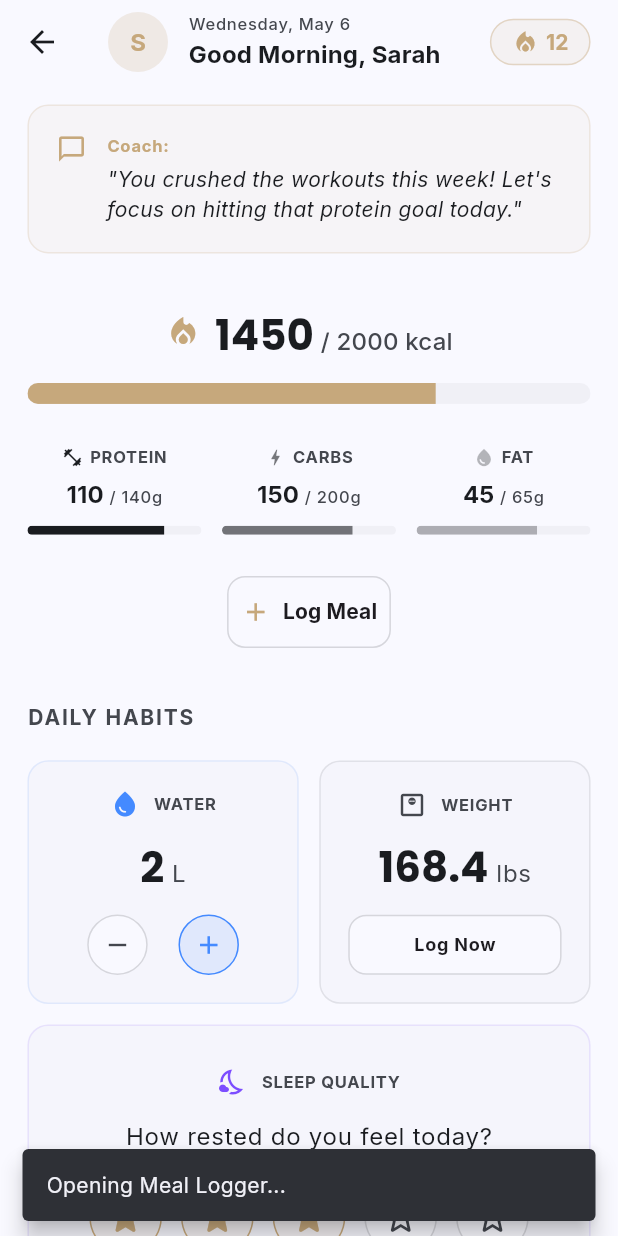
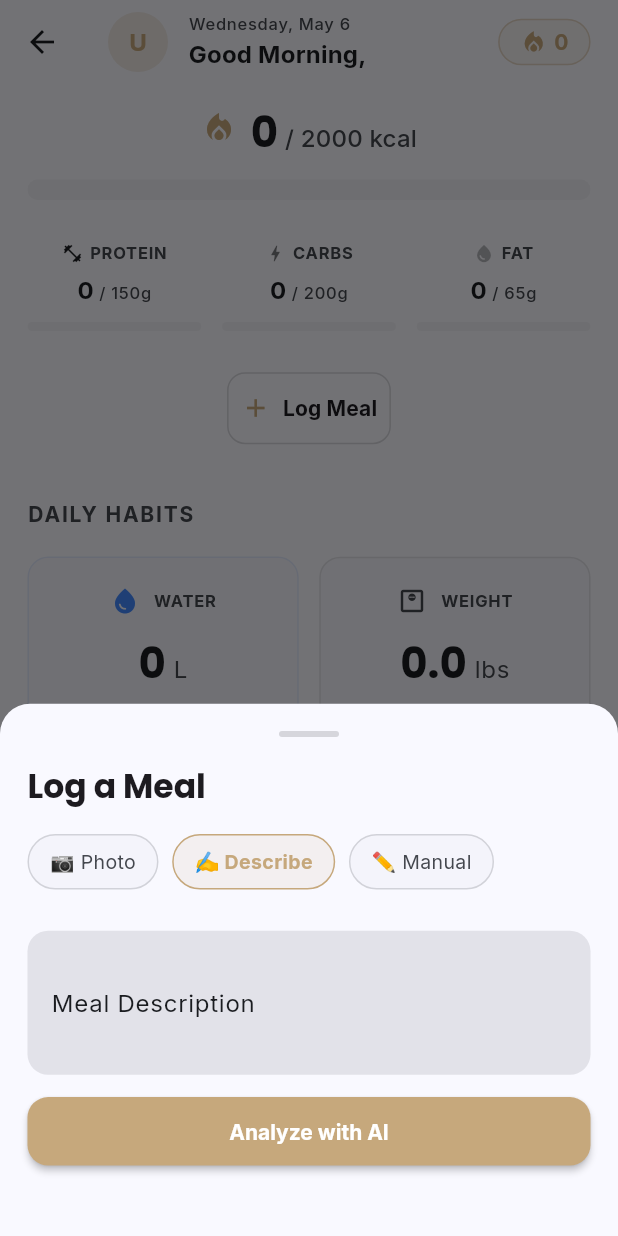
Before and after one commit to dsouli00/valence, a Flutter app: the ClientHomeScreen screen opened directly, after a tap on "Log Meal", on a phone screen of 412 x 824 dp. Run offline on Flutter 3.47's test engine with Material 3 defaults, Android fonts, the phone set to English and light mode, and no system bars; our stand-ins replace cloud_firestore, firebase_auth, firebase_core, flutter_screenutil, flutter_svg, google_fonts and 4 more; accounts and stored records are empty; statements that could not run were skipped.

Commit message:
Step 1+2: wire ClientHomeScreen to Firestore + add LogMealBottomSheet
Agent-Logs-Url: https://github.com/dsouli00/valence/sessions/530a25dc-e95b-4dff-b7e0-854c411f2678

Co-authored-by: dsouli00 <175624220+dsouli00@users.noreply.github.com>

```diff
--- a/lib/pages/client/client_home_screen.dart
+++ b/lib/pages/client/client_home_screen.dart
@@ -1,6 +1,12 @@
 import 'package:flutter/material.dart';
 import 'package:flutter/services.dart';
+import 'package:provider/provider.dart';
+import '../../models/daily_log_model.dart';
+import '../../models/target_macros.dart';
+import '../../providers/auth_provider.dart';
+import '../../services/firestore_service.dart';
 import '../../theme/app_theme.dart';
+import 'log_meal_bottom_sheet.dart';
 
 class ClientHomeScreen extends StatefulWidget {
   const ClientHomeScreen({super.key});
@@ -10,28 +16,62 @@ class ClientHomeScreen extends StatefulWidget {
 }
 
 class _ClientHomeScreenState extends State<ClientHomeScreen> {
-  // ── MOCK STATE ─────────────────────────────────────────────────
-  // Using local state to make the buttons visually interactive
-  int _waterLiters = 2;
-  int _sleepRating = 3;
-  final double _weight = 168.4;
+  int _waterLiters = 0;
+  int _sleepRating = 0;
+  final _firestoreService = FirestoreService();
 
-  final _mockUser = _MockUser(
-    name: 'Sarah Johnson',
-    currentStreak: 12,
-    targetMacros: _MockMacros(calories: 2000, protein: 140, carbs: 200, fat: 65),
-  );
+  @override
+  void initState() {
+    super.initState();
+    WidgetsBinding.instance.addPostFrameCallback((_) => _initLog());
+  }
 
-  final _mockLog = _MockLog(
-    coachNote: "You crushed the workouts this week! Let's focus on hitting that protein goal today.",
-    consumedMacros: _MockMacros(calories: 1450, protein: 110, carbs: 150, fat: 45),
-  );
+  Future<void> _initLog() async {
+    final user = context.read<AuthProvider>().currentUser;
+    if (user == null) return;
+    try {
+      final log = await _firestoreService.getOrCreateTodayLog(
+        user.uid,
+        user.coachId ?? '',
+      );
+      if (mounted) {
+        setState(() {
+          _waterLiters = (log.waterLiters ?? 0).round();
+          _sleepRating = log.sleepRating ?? 0;
+        });
+      }
+    } catch (_) {}
+  }
 
-  void _showMockDialog(String message) {
-    ScaffoldMessenger.of(context).showSnackBar(
-      SnackBar(
-        content: Text(message),
-        behavior: SnackBarBehavior.floating,
+  void _showWeightDialog() {
+    final controller = TextEditingController();
+    final uid = context.read<AuthProvider>().currentUser!.uid;
+    showDialog(
+      context: context,
+      builder: (ctx) => AlertDialog(
+        title: const Text('Log Weight'),
+        content: TextField(
+          controller: controller,
+          keyboardType: const TextInputType.numberWithOptions(decimal: true),
+          decoration: const InputDecoration(hintText: 'Enter your weight'),
+          autofocus: true,
+        ),
+        actions: [
+          TextButton(
+            onPressed: () => Navigator.pop(ctx),
+            child: const Text('Cancel'),
+          ),
+          TextButton(
+            onPressed: () {
+              final value = double.tryParse(controller.text);
+              if (value != null) {
+                _firestoreService.updateWeight(uid, value);
+                Navigator.pop(ctx);
+              }
+            },
+            child: const Text('Save'),
+          ),
+        ],
       ),
     );
   }
@@ -42,14 +82,12 @@ class _ClientHomeScreenState extends State<ClientHomeScreen> {
     final colorScheme = theme.colorScheme;
     final textTheme = theme.textTheme;
 
-    final targets = _mockUser.targetMacros;
-    final log = _mockLog;
+    final user = context.watch<AuthProvider>().currentUser!;
+    final targets = user.targetMacros ?? const TargetMacros();
 
-    // First name only for the greeting
-    final firstName = _mockUser.name.split(' ').first;
+    final firstName = user.name.split(' ').first;
     final initial = firstName.isNotEmpty ? firstName[0].toUpperCase() : 'U';
 
-    // Day/date label
     final now = DateTime.now();
     final days = ['Monday','Tuesday','Wednesday','Thursday','Friday','Saturday','Sunday'];
     final months = ['Jan','Feb','Mar','Apr','May','Jun','Jul','Aug','Sep','Oct','Nov','Dec'];
@@ -58,14 +96,26 @@ class _ClientHomeScreenState extends State<ClientHomeScreen> {
     return Scaffold(
       backgroundColor: colorScheme.surface,
       appBar: _buildAppBar(
-        theme, textTheme, initial, firstName, dayLabel, _mockUser.currentStreak,
+        theme, textTheme, initial, firstName, dayLabel, user.currentStreak ?? 0,
       ),
       body: SafeArea(
-        child: _buildBody(
-          context, theme, textTheme, colorScheme, log.coachNote,
-          log.consumedMacros.calories, log.consumedMacros.protein,
-          log.consumedMacros.carbs, log.consumedMacros.fat,
-          targets, _waterLiters, _sleepRating, _weight,
+        child: StreamBuilder<DailyLog>(
+          stream: _firestoreService.streamTodayLog(user.uid),
+          builder: (context, snapshot) {
+            final log = snapshot.data;
+            return _buildBody(
+              context, theme, textTheme, colorScheme,
+              log?.coachNote,
+              log?.totalCalories ?? 0,
+              log?.totalProtein.toInt() ?? 0,
+              log?.totalCarbs.toInt() ?? 0,
+              log?.totalFat.toInt() ?? 0,
+              targets,
+              _waterLiters,
+              _sleepRating,
+              log?.weightKg,
+            );
+          },
         ),
       ),
     );
@@ -162,7 +212,7 @@ class _ClientHomeScreenState extends State<ClientHomeScreen> {
       int currentProtein,
       int currentCarbs,
       int currentFat,
-      _MockMacros targets,
+      TargetMacros targets,
       int waterLiters,
       int sleepRating,
       double? weight,
@@ -273,7 +323,7 @@ class _ClientHomeScreenState extends State<ClientHomeScreen> {
       int currentProtein,
       int currentCarbs,
       int currentFat,
-      _MockMacros targets,
+      TargetMacros targets,
       ) {
     final isCalOver = currentCals > targets.calories;
     final calOverage = currentCals - targets.calories;
@@ -359,7 +409,18 @@ class _ClientHomeScreenState extends State<ClientHomeScreen> {
         SizedBox(
           height: 48,
           child: OutlinedButton.icon(
-            onPressed: () => _showMockDialog("Opening Meal Logger..."),
+            onPressed: () {
+              final user = context.read<AuthProvider>().currentUser!;
+              showModalBottomSheet(
+                context: context,
+                isScrollControlled: true,
+                backgroundColor: Colors.transparent,
+                builder: (_) => LogMealBottomSheet(
+                  clientId: user.uid,
+                  coachId: user.coachId ?? '',
+                ),
+              );
+            },
             style: OutlinedButton.styleFrom(
               foregroundColor: theme.colorScheme.onSurface,
               side: BorderSide(
@@ -498,6 +559,10 @@ class _ClientHomeScreenState extends State<ClientHomeScreen> {
                 if (_waterLiters > 0) {
                   setState(() => _waterLiters--);
                   HapticFeedback.lightImpact();
+                  _firestoreService.updateWater(
+                    context.read<AuthProvider>().currentUser!.uid,
+                    _waterLiters.toDouble(),
+                  );
                 }
               }),
               _buildRoundButton(
@@ -506,6 +571,10 @@ class _ClientHomeScreenState extends State<ClientHomeScreen> {
                     () {
                   setState(() => _waterLiters++);
                   HapticFeedback.lightImpact();
+                  _firestoreService.updateWater(
+                    context.read<AuthProvider>().currentUser!.uid,
+                    _waterLiters.toDouble(),
+                  );
                 },
                 isPrimary: true,
                 color: Colors.blueAccent,
@@ -571,7 +640,7 @@ class _ClientHomeScreenState extends State<ClientHomeScreen> {
             height: 40,
             width: double.infinity,
             child: ElevatedButton(
-              onPressed: () => _showMockDialog("Opening Weight Logger..."),
+              onPressed: () => _showWeightDialog(),
               style: ElevatedButton.styleFrom(
                 backgroundColor: theme.colorScheme.surface,
                 foregroundColor: AppColors.secondaryColor,
@@ -641,6 +710,10 @@ class _ClientHomeScreenState extends State<ClientHomeScreen> {
                 onTap: () {
                   setState(() => _sleepRating = index + 1);
                   HapticFeedback.lightImpact();
+                  _firestoreService.updateSleep(
+                    context.read<AuthProvider>().currentUser!.uid,
+                    index + 1,
+                  );
                 },
                 child: AnimatedContainer(
                   duration: const Duration(milliseconds: 200),
@@ -707,43 +780,3 @@ class _ClientHomeScreenState extends State<ClientHomeScreen> {
     );
   }
 }
-
-// ─────────────────────────────────────────────────────────────────────────────
-// PRIVATE MOCK CLASSES
-// ─────────────────────────────────────────────────────────────────────────────
-
-class _MockUser {
-  final String name;
-  final int currentStreak;
-  final _MockMacros targetMacros;
-
-  _MockUser({
-    required this.name,
-    required this.currentStreak,
-    required this.targetMacros,
-  });
-}
-
-class _MockMacros {
-  final int calories;
-  final int protein;
-  final int carbs;
-  final int fat;
-
-  _MockMacros({
-    required this.calories,
-    required this.protein,
-    required this.carbs,
-    required this.fat,
-  });
-}
-
-class _MockLog {
-  final String coachNote;
-  final _MockMacros consumedMacros;
-
-  _MockLog({
-    required this.coachNote,
-    required this.consumedMacros,
-  });
-}
--- /dev/null
+++ b/lib/pages/client/log_meal_bottom_sheet.dart
@@ -0,0 +1,465 @@
+import 'dart:typed_data';
+import 'package:flutter/material.dart';
+import 'package:flutter/services.dart';
+import 'package:image_picker/image_picker.dart';
+import '../../models/enums.dart';
+import '../../models/meal_model.dart';
+import '../../services/firestore_service.dart';
+import '../../services/food_ai_service.dart';
+import '../../theme/app_theme.dart';
+
+enum _LogMode { photo, describe, manual }
+
+class LogMealBottomSheet extends StatefulWidget {
+  final String clientId;
+  final String coachId;
+
+  const LogMealBottomSheet({
+    super.key,
+    required this.clientId,
+    required this.coachId,
+  });
+
+  @override
+  State<LogMealBottomSheet> createState() => _LogMealBottomSheetState();
+}
+
+class _LogMealBottomSheetState extends State<LogMealBottomSheet> {
+  _LogMode _mode = _LogMode.describe;
+  bool _isAnalyzing = false;
+  bool _isSaving = false;
+  bool _showResult = false;
+
+  Uint8List? _imageBytes;
+  MealConfidence _aiConfidence = MealConfidence.manual;
+
+  final _descriptionController = TextEditingController();
+  final _nameController = TextEditingController();
+  final _calsController = TextEditingController();
+  final _proteinController = TextEditingController();
+  final _carbsController = TextEditingController();
+  final _fatController = TextEditingController();
+
+  final _firestoreService = FirestoreService();
+  final _foodAiService = FoodAiService();
+  final _imagePicker = ImagePicker();
+
+  @override
+  void dispose() {
+    _descriptionController.dispose();
+    _nameController.dispose();
+    _calsController.dispose();
+    _proteinController.dispose();
+    _carbsController.dispose();
+    _fatController.dispose();
+    super.dispose();
+  }
+
+  Future<void> _pickImage(ImageSource source) async {
+    try {
+      final picked = await _imagePicker.pickImage(
+        source: source,
+        maxWidth: 1024,
+        maxHeight: 1024,
+        imageQuality: 85,
+      );
+      if (picked == null) return;
+      final bytes = await picked.readAsBytes();
+      setState(() {
+        _imageBytes = bytes;
+        _showResult = false;
+      });
+    } catch (e) {
+      _showError('Could not access camera/gallery.');
+    }
+  }
+
+  Future<void> _analyzeFood() async {
+    final description = _descriptionController.text.trim();
+    if (_mode == _LogMode.photo && _imageBytes == null) {
+      _showError('Please select an image first.');
+      return;
+    }
+    if (_mode == _LogMode.describe && description.isEmpty) {
+      _showError('Please describe your meal.');
+      return;
+    }
+
+    setState(() => _isAnalyzing = true);
+    try {
+      final result = await _foodAiService.analyzeFood(
+        description: _mode == _LogMode.describe ? description : null,
+        imageBytes: _mode == _LogMode.photo ? _imageBytes : null,
+      );
+      if (result != null) {
+        _nameController.text = result['name'] ?? '';
+        _calsController.text = '${result['calories'] ?? ''}';
+        _proteinController.text = '${result['protein'] ?? ''}';
+        _carbsController.text = '${result['carbs'] ?? ''}';
+        _fatController.text = '${result['fat'] ?? ''}';
+        final confidenceStr = result['confidence'] as String?;
+        _aiConfidence = confidenceStr == 'high'
+            ? MealConfidence.high
+            : confidenceStr == 'medium'
+                ? MealConfidence.medium
+                : MealConfidence.low;
+        setState(() => _showResult = true);
+      }
+    } catch (e) {
+      _showError(e.toString().replaceFirst('Exception: ', ''));
+    } finally {
+      setState(() => _isAnalyzing = false);
+    }
+  }
+
+  Future<void> _saveMeal() async {
+    final name = _nameController.text.trim();
+    final cals = int.tryParse(_calsController.text);
+    final protein = double.tryParse(_proteinController.text);
+    final carbs = double.tryParse(_carbsController.text);
+    final fat = double.tryParse(_fatController.text);
+
+    if (name.isEmpty || cals == null || protein == null || carbs == null || fat == null) {
+      _showError('Please fill in all fields.');
+      return;
+    }
+
+    setState(() => _isSaving = true);
+    try {
+      final meal = Meal(
+        id: DateTime.now().millisecondsSinceEpoch.toString(),
+        name: name,
+        calories: cals,
+        protein: protein,
+        carbs: carbs,
+        fat: fat,
+        aiConfidence: _mode == _LogMode.manual ? MealConfidence.manual : _aiConfidence,
+        loggedAt: DateTime.now(),
+      );
+      await _firestoreService.addMealToLog(widget.clientId, meal);
+      if (mounted) Navigator.pop(context);
+    } catch (e) {
+      _showError('Failed to save meal.');
+    } finally {
+      if (mounted) setState(() => _isSaving = false);
+    }
+  }
+
+  void _showError(String message) {
+    ScaffoldMessenger.of(context).showSnackBar(
+      SnackBar(content: Text(message), behavior: SnackBarBehavior.floating),
+    );
+  }
+
+  void _switchMode(_LogMode mode) {
+    setState(() {
+      _mode = mode;
+      _showResult = mode == _LogMode.manual;
+      _imageBytes = null;
+    });
+  }
+
+  @override
+  Widget build(BuildContext context) {
+    final theme = Theme.of(context);
+    final colorScheme = theme.colorScheme;
+    final textTheme = theme.textTheme;
+
+    return Container(
+      decoration: BoxDecoration(
+        color: colorScheme.surface,
+        borderRadius: const BorderRadius.vertical(top: Radius.circular(20)),
+      ),
+      padding: EdgeInsets.only(
+        bottom: MediaQuery.of(context).viewInsets.bottom + AppSpacing.p16,
+        top: AppSpacing.p16,
+        left: AppSpacing.p16,
+        right: AppSpacing.p16,
+      ),
+      child: SingleChildScrollView(
+        child: Column(
+          mainAxisSize: MainAxisSize.min,
+          crossAxisAlignment: CrossAxisAlignment.start,
+          children: [
+            Center(
+              child: Container(
+                width: 40,
+                height: 4,
+                decoration: BoxDecoration(
+                  color: colorScheme.onSurfaceVariant.withAlpha(50),
+                  borderRadius: BorderRadius.circular(2),
+                ),
+              ),
+            ),
+            SizedBox(height: AppSpacing.p16),
+            Text('Log a Meal',
+                style: textTheme.titleLarge?.copyWith(fontWeight: FontWeight.bold)),
+            SizedBox(height: AppSpacing.p16),
+
+            // Mode selector
+            Row(
+              children: [
+                _ModeChip(
+                  label: '📷 Photo',
+                  selected: _mode == _LogMode.photo,
+                  onTap: () => _switchMode(_LogMode.photo),
+                ),
+                SizedBox(width: AppSpacing.p8),
+                _ModeChip(
+                  label: '✍️ Describe',
+                  selected: _mode == _LogMode.describe,
+                  onTap: () => _switchMode(_LogMode.describe),
+                ),
+                SizedBox(width: AppSpacing.p8),
+                _ModeChip(
+                  label: '✏️ Manual',
+                  selected: _mode == _LogMode.manual,
+                  onTap: () => _switchMode(_LogMode.manual),
+                ),
+              ],
+            ),
+            SizedBox(height: AppSpacing.p24),
+
+            if (_mode == _LogMode.photo) _buildPhotoMode(theme, colorScheme),
+            if (_mode == _LogMode.describe) _buildDescribeMode(colorScheme),
+            if (_mode == _LogMode.manual) _buildResultFields(),
+
+            if (_showResult && _mode != _LogMode.manual) ...[
+              SizedBox(height: AppSpacing.p16),
+              Text(
+                'Edit & Confirm',
+                style: textTheme.labelLarge?.copyWith(
+                  color: colorScheme.onSurfaceVariant,
+                  fontWeight: FontWeight.bold,
+                ),
+              ),
+              SizedBox(height: AppSpacing.p12),
+              _buildResultFields(),
+            ],
+
+            SizedBox(height: AppSpacing.p24),
+
+            if (_showResult || _mode == _LogMode.manual)
+              SizedBox(
+                width: double.infinity,
+                child: ElevatedButton(
+                  onPressed: _isSaving ? null : _saveMeal,
+                  child: _isSaving
+                      ? SizedBox(
+                          height: 20,
+                          width: 20,
+                          child: CircularProgressIndicator(
+                            strokeWidth: 2,
+                            color: colorScheme.onPrimary,
+                          ),
+                        )
+                      : Text(
+                          "Add to Today's Log",
+                          style: Theme.of(context)
+                              .textTheme
+                              .titleMedium
+                              ?.copyWith(fontWeight: FontWeight.w700),
+                        ),
+                ),
+              ),
+          ],
+        ),
+      ),
+    );
+  }
+
+  Widget _buildPhotoMode(ThemeData theme, ColorScheme colorScheme) {
+    return Column(
+      children: [
+        if (_imageBytes != null) ...[
+          ClipRRect(
+            borderRadius: AppTheme.defaultBorderRadius,
+            child: Image.memory(
+              _imageBytes!,
+              height: 180,
+              width: double.infinity,
+              fit: BoxFit.cover,
+            ),
+          ),
+          SizedBox(height: AppSpacing.p12),
+        ],
+        Row(
+          children: [
+            Expanded(
+              child: OutlinedButton.icon(
+                onPressed: () => _pickImage(ImageSource.camera),
+                icon: const Icon(Icons.camera_alt_outlined, size: 20),
+                label: const Text('Camera'),
+              ),
+            ),
+            SizedBox(width: AppSpacing.p12),
+            Expanded(
+              child: OutlinedButton.icon(
+                onPressed: () => _pickImage(ImageSource.gallery),
+                icon: const Icon(Icons.photo_library_outlined, size: 20),
+                label: const Text('Gallery'),
+              ),
+            ),
+          ],
+        ),
+        if (_imageBytes != null) ...[
+          SizedBox(height: AppSpacing.p12),
+          SizedBox(
+            width: double.infinity,
+            child: ElevatedButton(
+              onPressed: _isAnalyzing ? null : _analyzeFood,
+              child: _isAnalyzing
+                  ? const SizedBox(
+                      height: 20,
+                      width: 20,
+                      child: CircularProgressIndicator(strokeWidth: 2),
+                    )
+                  : const Text('Analyze Photo'),
+            ),
+          ),
+        ],
+      ],
+    );
+  }
+
+  Widget _buildDescribeMode(ColorScheme colorScheme) {
+    return Column(
+      children: [
+        TextField(
+          controller: _descriptionController,
+          maxLines: 3,
+          decoration: const InputDecoration(
+            hintText: 'e.g. "2 eggs, toast with butter, orange juice"',
+            labelText: 'Meal Description',
+          ),
+        ),
+        SizedBox(height: AppSpacing.p12),
+        SizedBox(
+          width: double.infinity,
+          child: ElevatedButton(
+            onPressed: _isAnalyzing ? null : _analyzeFood,
+            child: _isAnalyzing
+                ? const SizedBox(
+                    height: 20,
+                    width: 20,
+                    child: CircularProgressIndicator(strokeWidth: 2),
+                  )
+                : const Text('Analyze with AI'),
+          ),
+        ),
+      ],
+    );
+  }
+
+  Widget _buildResultFields() {
+    return Column(
+      children: [
+        TextField(
+          controller: _nameController,
+          decoration: const InputDecoration(
+            labelText: 'Meal Name',
+            prefixIcon: Icon(Icons.restaurant_outlined),
+          ),
+        ),
+        SizedBox(height: AppSpacing.p12),
+        Row(
+          children: [
+            Expanded(
+              child: TextField(
+                controller: _calsController,
+                keyboardType: TextInputType.number,
+                inputFormatters: [FilteringTextInputFormatter.digitsOnly],
+                decoration: const InputDecoration(
+                  labelText: 'Calories',
+                  suffixText: 'kcal',
+                ),
+              ),
+            ),
+            SizedBox(width: AppSpacing.p12),
+            Expanded(
+              child: TextField(
+                controller: _proteinController,
+                keyboardType: const TextInputType.numberWithOptions(decimal: true),
+                decoration: const InputDecoration(
+                  labelText: 'Protein',
+                  suffixText: 'g',
+                ),
+              ),
+            ),
+          ],
+        ),
+        SizedBox(height: AppSpacing.p12),
+        Row(
+          children: [
+            Expanded(
+              child: TextField(
+                controller: _carbsController,
+                keyboardType: const TextInputType.numberWithOptions(decimal: true),
+                decoration: const InputDecoration(
+                  labelText: 'Carbs',
+                  suffixText: 'g',
+                ),
+              ),
+            ),
+            SizedBox(width: AppSpacing.p12),
+            Expanded(
+              child: TextField(
+                controller: _fatController,
+                keyboardType: const TextInputType.numberWithOptions(decimal: true),
+                decoration: const InputDecoration(
+                  labelText: 'Fat',
+                  suffixText: 'g',
+                ),
+              ),
+            ),
+          ],
+        ),
+      ],
+    );
+  }
+}
+
+class _ModeChip extends StatelessWidget {
+  final String label;
+  final bool selected;
+  final VoidCallback onTap;
+
+  const _ModeChip({
+    required this.label,
+    required this.selected,
+    required this.onTap,
+  });
+
+  @override
+  Widget build(BuildContext context) {
+    final colorScheme = Theme.of(context).colorScheme;
+    return GestureDetector(
+      onTap: onTap,
+      child: AnimatedContainer(
+        duration: const Duration(milliseconds: 200),
+        padding: const EdgeInsets.symmetric(horizontal: 14, vertical: 8),
+        decoration: BoxDecoration(
+          color: selected
+              ? AppColors.secondaryColor.withAlpha(30)
+              : colorScheme.surfaceContainerHighest.withAlpha(50),
+          borderRadius: BorderRadius.circular(20),
+          border: Border.all(
+            color: selected
+                ? AppColors.secondaryColor
+                : colorScheme.onSurfaceVariant.withAlpha(50),
+          ),
+        ),
+        child: Text(
+          label,
+          style: TextStyle(
+            color: selected
+                ? AppColors.secondaryColor
+                : colorScheme.onSurfaceVariant,
+            fontWeight: selected ? FontWeight.bold : FontWeight.normal,
+            fontSize: 13,
+          ),
+        ),
+      ),
+    );
+  }
+}
--- a/pubspec.yaml
+++ b/pubspec.yaml
@@ -45,6 +45,7 @@ dependencies:
   firebase_auth: ^6.4.0
   phosphor_flutter: ^2.1.0
   google_generative_ai: ^0.4.7
+  image_picker: ^1.1.2
 
 dev_dependencies:
   flutter_test:
```
Also changed, not shown: 2 other files.
